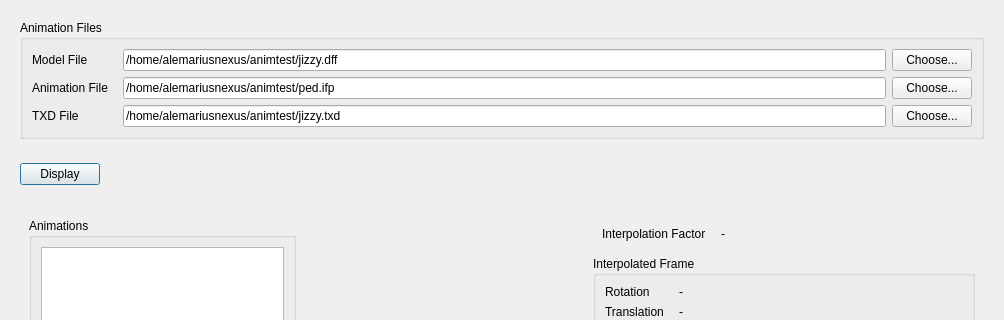
alemariusnexus/gtatools, file src/gtatools-gui/src/src/formats/ifp/IFPAnimationViewerWidget.ui: the form before one commit; both pictures show x 0 to 1004 and y 0 to 320 of the 1004 by 792 pixel window.
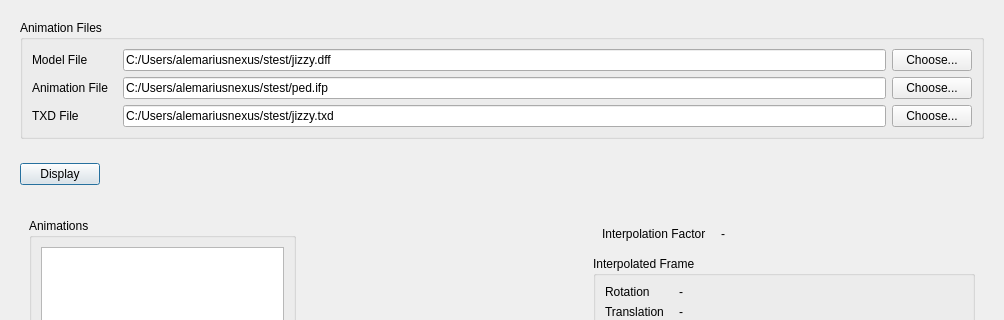
The form after the commit.

Commit message: - Added some icons to gtatools-gui which were missing on Windows - Fixed errors in StaticMeshPointer, gtatoolg-gui IFP viewer and other places

```diff
--- a/src/gtatools-gui/src/src/formats/ifp/IFPAnimationViewerWidget.ui
+++ b/src/gtatools-gui/src/src/formats/ifp/IFPAnimationViewerWidget.ui
@@ -45,7 +45,7 @@
             <item>
              <widget class="QLineEdit" name="modelField">
               <property name="text">
-               <string>/home/alemariusnexus/animtest/jizzy.dff</string>
+               <string>C:/Users/alemariusnexus/stest/jizzy.dff</string>
               </property>
              </widget>
             </item>
@@ -82,7 +82,7 @@
             <item>
              <widget class="QLineEdit" name="txdField">
               <property name="text">
-               <string>/home/alemariusnexus/animtest/jizzy.txd</string>
+               <string>C:/Users/alemariusnexus/stest/jizzy.txd</string>
               </property>
              </widget>
             </item>
@@ -105,7 +105,7 @@
             <item>
              <widget class="QLineEdit" name="animField">
               <property name="text">
-               <string>/home/alemariusnexus/animtest/ped.ifp</string>
+               <string>C:/Users/alemariusnexus/stest/ped.ifp</string>
               </property>
              </widget>
             </item>
```
Left out of the diff: 33 changed lines with no effect on the pictures. The commit also changes 18 other files.
